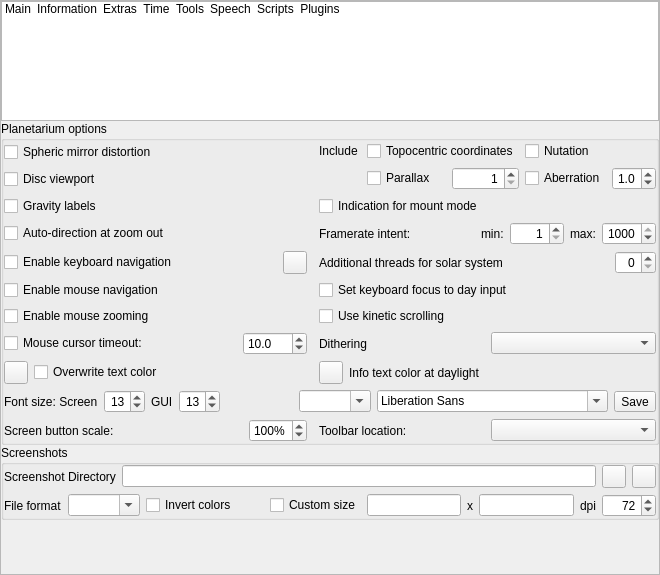
This is src/gui/configurationDialog.ui in Stellarium/stellarium as Qt 5 draws it before an edit. The edited form follows.
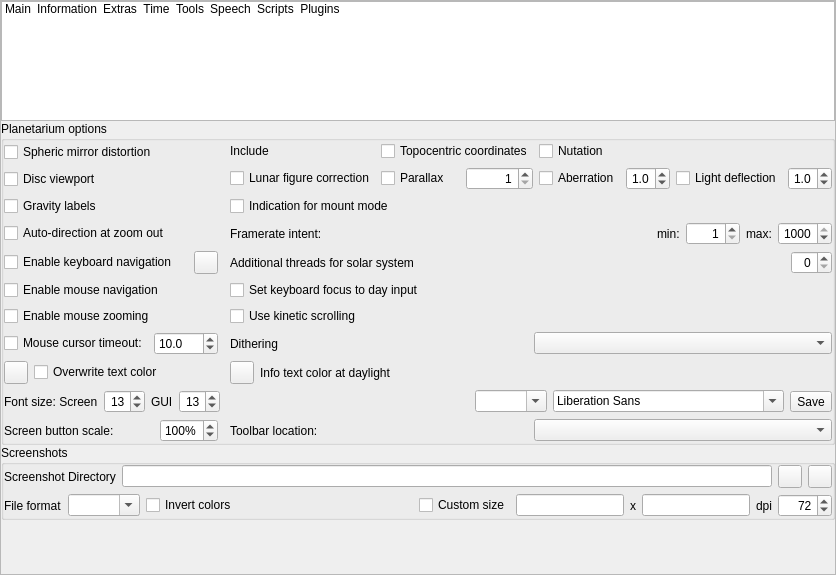
This is the edited form. The open tabs and pages were chosen to show the change. Icons and pictures are not drawn. Custom widgets are drawn as their Qt base class.

Commit message: Implement Phase 1 of changes (astrometic p vectors, light deflection + relativistic aberration p2-vectors) to achieve sub-arcsecond differences with JPL Horizons for Sun, Moon, major planets and Pluto

The edit to the form file:
```diff
--- a/src/gui/configurationDialog.ui
+++ b/src/gui/configurationDialog.ui
@@ -2328,7 +2328,59 @@
                  </item>
                 </layout>
                </item>
-               <item row="1" column="0">
+			   <item row="2" column="3">
+				<layout class="QHBoxLayout" name="horizontalLayout_IncludeDeflection">
+				    <item>
+					    <widget class="QCheckBox" name="deflectionCheckBox">
+							<property name="sizePolicy">
+									  <sizepolicy hsizetype="Expanding" vsizetype="Fixed">
+										  <horstretch>0</horstretch>
+										  <verstretch>0</verstretch>
+									  </sizepolicy>
+								  </property>
+							<property name="toolTip">
+									  <string>Gravitational light deflection by the Sun bends light near the Sun, up to about 1.75 arcseconds at the solar limb, falling off with elongation. Applied to major planets and Pluto.</string>
+								  </property>
+							<property name="text">
+									  <string>Light deflection</string>
+								  </property>
+						</widget>
+					</item>
+					<item>
+						<widget class="QDoubleSpinBox" name="deflectionSpinBox">
+								  <property name="toolTip">
+									  <string>Exaggerate gravitational light deflection (for didactic explanations)</string>
+								  </property>
+								  <property name="alignment">
+									  <set>Qt::AlignRight|Qt::AlignTrailing|Qt::AlignVCenter</set>
+								  </property>
+								  <property name="decimals">
+									  <number>1</number>
+								  </property>
+								  <property name="maximum">
+									  <double>5.000000000000000</double>
+								  </property>
+								  <property name="singleStep">
+									  <double>0.100000000000000</double>
+								  </property>
+								  <property name="value">
+									  <double>1.000000000000000</double>
+								  </property>
+							  </widget>
+					</item>
+				</layout>
+			   </item>
+			   <item row="2" column="0">
+					  <widget class="QCheckBox" name="lunarFigureCorrectionCheckBox">
+						  <property name="toolTip">
+							  <string>Offset the Moon's position from its center of mass to an approximation of its visible-disk center (+0.5 arcsec ecliptic longitude, -0.25 arcsec ecliptic latitude - USNO/HMNAO standard correction). Useful for eclipse and occultation work.</string>
+						  </property>
+						  <property name="text">
+							  <string>Lunar figure correction</string>
+						  </property>
+					  </widget>
+				  </item>
+			   <item row="1" column="0">
                 <widget class="QLabel" name="label_Include">
                  <property name="text">
                   <string>Include </string>
```
Left out of the diff: 13 changed lines with no effect on the pictures. The commit also changes 15 other files.
